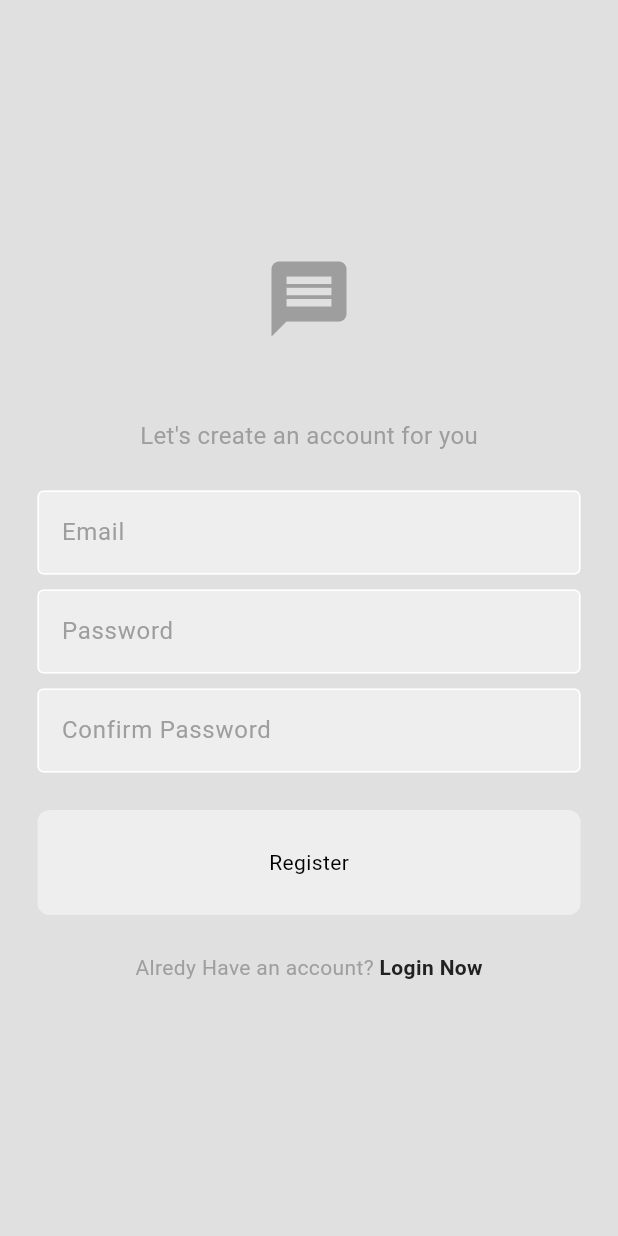
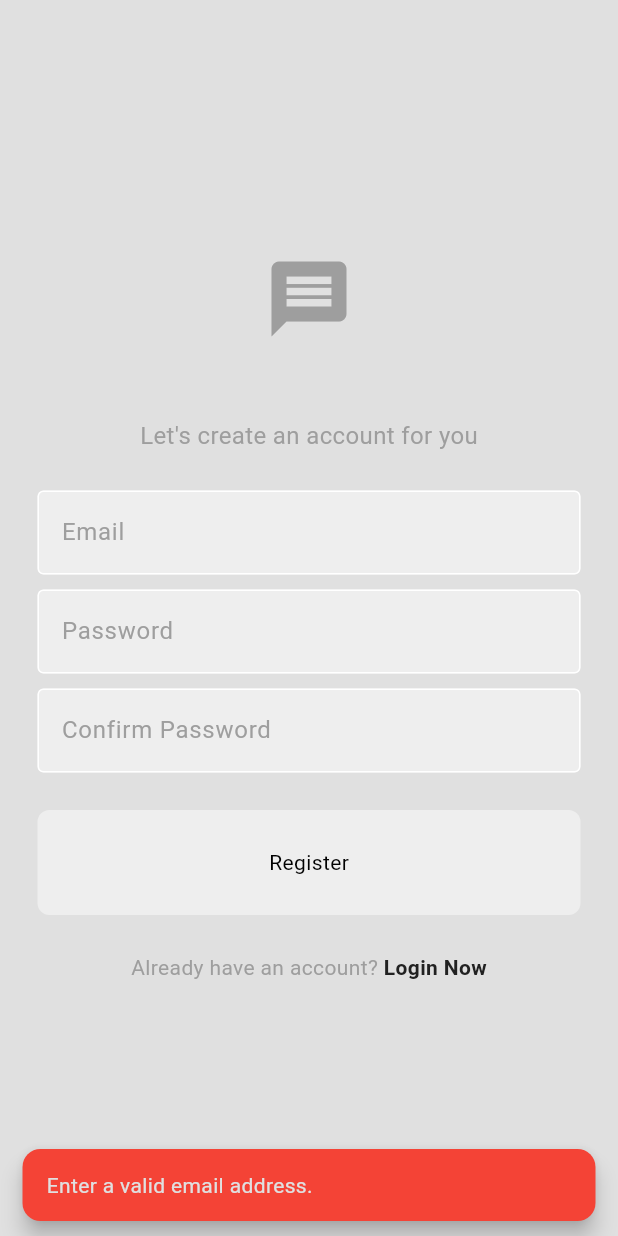
Before and after one commit to OnoPUNPUN/chat_app, a Flutter app: the screen it shows after launch, after a tap on "Register now", after a tap on "Register", on a phone screen of 412 x 824 dp. Run offline on Flutter 3.47's test engine with Material 3 defaults, Android fonts, the phone set to English and light mode, and no system bars; our stand-ins replace email_validator, firebase_auth, firebase_core; accounts and stored records are empty; generated files the repository leaves out were written again; network calls fail.

Commit message:
Fixed The Register bug & add Snackbar for better Ui

```diff
--- /dev/null
+++ b/lib/auth/error_handler.dart
@@ -0,0 +1,44 @@
+import 'package:flutter/material.dart';
+
+/// Map Firebase error codes to user-friendly messages
+String getAuthErrorMessage(String code) {
+  switch (code) {
+    case 'invalid-email':
+      return "The email address is badly formatted.";
+    case 'user-disabled':
+      return "This account has been disabled.";
+    case 'user-not-found':
+      return "No account found with this email.";
+    case 'wrong-password':
+      return "Incorrect password.";
+    case 'email-already-in-use':
+      return "This email is already registered.";
+    case 'weak-password':
+      return "Your password is too weak. Try at least 6 characters.";
+    case 'invalid-credential':
+      return "Invalid email or password.";
+    default:
+      return "Something went wrong. Please try again.";
+  }
+}
+
+/// Show a red error snackbar
+void showErrorSnackBar(BuildContext context, String message) {
+  ScaffoldMessenger.of(context).showSnackBar(
+    SnackBar(
+      content: Text(message),
+      backgroundColor: Colors.red,
+      behavior: SnackBarBehavior.floating,
+      shape: RoundedRectangleBorder(borderRadius: BorderRadius.circular(12)),
+    ),
+  );
+}
+
+/// Show a loading dialog (use before async tasks)
+void showLoadingDialog(BuildContext context) {
+  showDialog(
+    context: context,
+    barrierDismissible: false,
+    builder: (context) => const Center(child: CircularProgressIndicator()),
+  );
+}
--- a/lib/screens/register_screen.dart
+++ b/lib/screens/register_screen.dart
@@ -1,22 +1,46 @@
+import 'package:chat_app/auth/auth_service.dart';
+import 'package:chat_app/auth/error_handler.dart';
 import 'package:chat_app/widgets/my_buttons.dart';
 import 'package:chat_app/widgets/my_textfeild.dart';
+import 'package:email_validator/email_validator.dart';
 import 'package:flutter/material.dart';
 
 class RegisterScreen extends StatelessWidget {
-
-  // Email & passowrd controller
   final TextEditingController _emailTEcontroller = TextEditingController();
   final TextEditingController _passwordTEcontroller = TextEditingController();
-  final TextEditingController _confirmPasswordTEcontroller = TextEditingController();
+  final TextEditingController _confirmPasswordTEcontroller =
+      TextEditingController();
 
-  // tap to go another rounte
   final void Function()? onTap;
 
   RegisterScreen({super.key, required this.onTap});
 
-  // Register method
-  void register () {
+  void register(BuildContext context) async {
+    final _auth = AuthService();
 
+    if (_passwordTEcontroller.text == _confirmPasswordTEcontroller.text &&
+        EmailValidator.validate(_emailTEcontroller.text)) {
+      try {
+        showLoadingDialog(context);
+
+        await _auth.signUpWithEmailPassword(
+          _emailTEcontroller.text,
+          _passwordTEcontroller.text,
+        );
+
+        Navigator.pop(context); // close loading
+      } catch (e) {
+        Navigator.pop(context); // close loading first
+        String errorMessage = getAuthErrorMessage(
+          e.toString().replaceAll("Exception: ", ""),
+        );
+        showErrorSnackBar(context, errorMessage);
+      }
+    } else if (!EmailValidator.validate(_emailTEcontroller.text)) {
+      showErrorSnackBar(context, "Enter a valid email address.");
+    } else {
+      showErrorSnackBar(context, "Passwords didn't match.");
+    }
   }
 
   @override
@@ -27,17 +51,12 @@ class RegisterScreen extends StatelessWidget {
         child: Column(
           mainAxisAlignment: MainAxisAlignment.center,
           children: [
-            // logo
             Icon(
               Icons.message,
               size: 60,
               color: Theme.of(context).colorScheme.primary,
-
             ),
-
-            const SizedBox(height: 50,),
-
-            // welcome back message
+            const SizedBox(height: 50),
             Text(
               "Let's create an account for you",
               style: TextStyle(
@@ -45,51 +64,41 @@ class RegisterScreen extends StatelessWidget {
                 fontSize: 16,
               ),
             ),
-
-            const SizedBox(height: 25,),
-            // email textfeild
+            const SizedBox(height: 25),
             MyTextfeild(
               hintText: 'Email',
               obscureText: false,
-              controller: _emailTEcontroller
+              controller: _emailTEcontroller,
             ),
-
-            const SizedBox(height: 10,),
-
-            // password textfeild
+            const SizedBox(height: 10),
             MyTextfeild(
               hintText: 'Password',
               obscureText: true,
-              controller: _passwordTEcontroller
+              controller: _passwordTEcontroller,
             ),
-
-            const SizedBox(height: 10,),
-
-            // confirm password
+            const SizedBox(height: 10),
             MyTextfeild(
               hintText: 'Confirm Password',
               obscureText: true,
-              controller: _confirmPasswordTEcontroller
+              controller: _confirmPasswordTEcontroller,
             ),
-
-            const SizedBox(height: 25,),
-
-            // login button
-            MyButtons(buttonTitle: 'Register', onTap: (){},),
-
-            const SizedBox(height: 25,),
-
-            // register now
+            const SizedBox(height: 25),
+            MyButtons(buttonTitle: 'Register', onTap: () => register(context)),
+            const SizedBox(height: 25),
             Row(
               mainAxisAlignment: MainAxisAlignment.center,
               children: [
-                Text("Alredy Have an account?", style: TextStyle(
+                Text(
+                  "Already have an account?",
+                  style: TextStyle(
                     color: Theme.of(context).colorScheme.primary,
                   ),
                 ),
                 GestureDetector(
                   onTap: onTap,
-                  child: Text(" Login Now", style: TextStyle(
+                  child: Text(
+                    " Login Now",
+                    style: TextStyle(
                       fontWeight: FontWeight.bold,
                       color: Theme.of(context).colorScheme.inversePrimary,
                     ),
--- a/pubspec.yaml
+++ b/pubspec.yaml
@@ -36,6 +36,7 @@ dependencies:
   cupertino_icons: ^1.0.8
   firebase_core: ^4.0.0
   firebase_auth: ^6.0.1
+  email_validator: ^3.0.0
 
 dev_dependencies:
   flutter_test:
```
Also changed, not shown: lib/auth/auth_service.dart (+12 -0 lines), lib/screens/login_screen.dart (+11 -26 lines), pubspec.lock.
